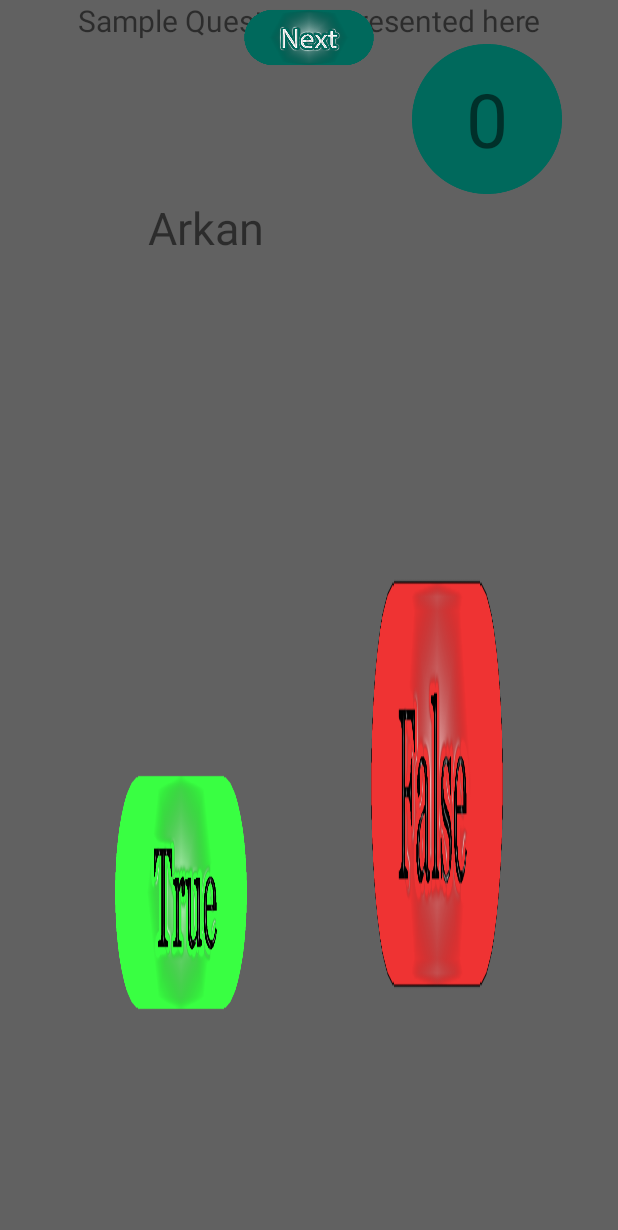
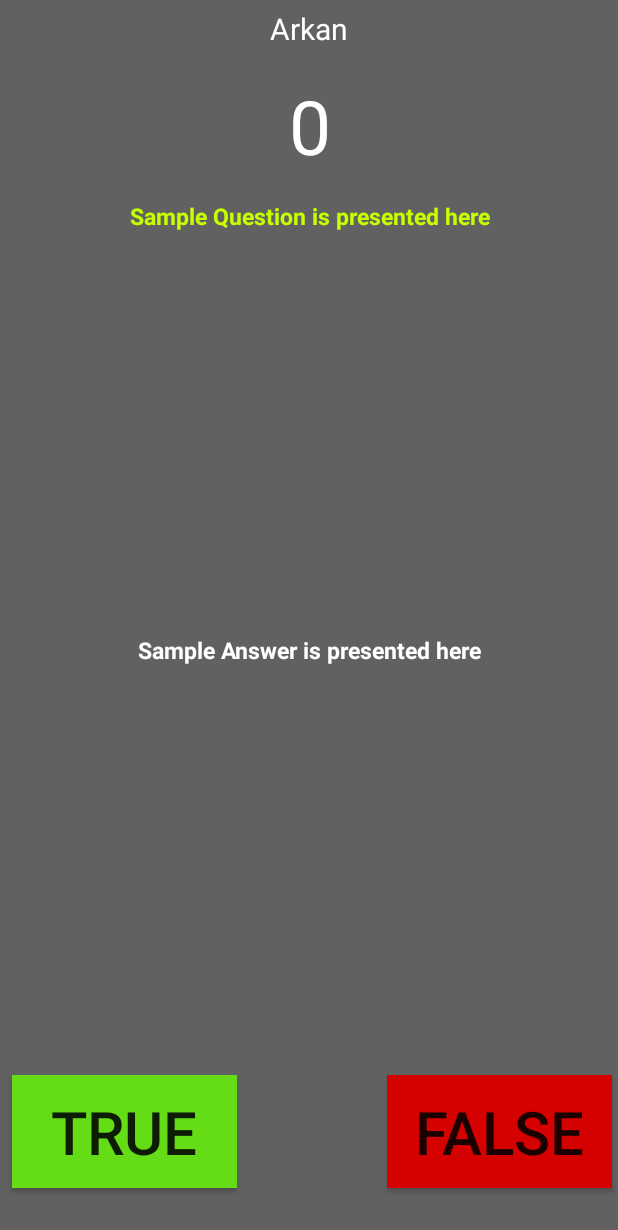
Before and after one commit to ArkanTesfay/S2ProjectUpdated, an Android app: the layout activity_main.xml on its own in the app's theme, with its tools: preview values and no code run, on a phone screen of 412 x 824 dp. Shown: the top 1230 px of the screen. Run offline under Robolectric (Android 15) with nearby library versions, the phone set to English and light mode, and no system bars.

```diff
--- a/app/src/main/AndroidManifest.xml
+++ b/app/src/main/AndroidManifest.xml
@@ -22,8 +22,6 @@
         </activity>
 
 
-
-        <activity android:name=".LoadingActivtiy"></activity>
     </application>
 
 </manifest>
--- a/app/src/main/java/com/example/arkantesfaymekonen/s2project/SplashActivity.java
+++ b/app/src/main/java/com/example/arkantesfaymekonen/s2project/SplashActivity.java
@@ -14,8 +14,8 @@ public class SplashActivity extends AppCompatActivity {
             @Override
             public void run() {
                 try{
-                    sleep(5000);
-                    Intent i=new Intent(getApplicationContext(),LoadingActivtiy.class);
+                    sleep(3000);
+                    Intent i=new Intent(getApplicationContext(),LoginActivity.class);
                     startActivity(i);
                 }catch (Exception e){
                     e.printStackTrace();
--- a/app/src/main/res/layout/activity_main.xml
+++ b/app/src/main/res/layout/activity_main.xml
@@ -10,107 +10,99 @@
 
     <Button
         android:id="@+id/trueBT"
-        android:layout_width="100dp"
-        android:layout_height="0dp"
-        android:layout_alignBaseline="@+id/falseBT"
-        android:layout_alignBottom="@+id/falseBT"
-        android:layout_alignParentLeft="true"
-        android:layout_alignParentStart="true"
-        android:layout_marginBottom="123dp"
-        android:background="@drawable/yes"
-        android:clickable="true"
+        android:layout_width="150dp"
+        android:layout_height="75dp"
+        android:layout_alignParentEnd="true"
+        android:layout_alignParentRight="true"
+        android:layout_below="@+id/answerTV"
+        android:layout_marginBottom="32dp"
+        android:layout_marginEnd="4dp"
+        android:layout_marginLeft="8dp"
+        android:layout_marginRight="4dp"
+        android:layout_marginStart="8dp"
+        android:background="#64DD17"
         android:elevation="100dp"
+        android:shadowColor="@color/colorPrimaryDark"
+        android:text="True"
+        android:textSize="40dp"
         app:layout_constraintBottom_toBottomOf="parent"
         app:layout_constraintEnd_toStartOf="@+id/falseBT"
-        app:layout_constraintStart_toStartOf="parent"
-        app:layout_constraintTop_toBottomOf="@+id/nameTV" />
+        app:layout_constraintHorizontal_bias="0.0"
+        app:layout_constraintStart_toStartOf="parent" />
 
     <TextView
+        android:textColor="#FFFF"
         android:id="@+id/nameTV"
-        android:layout_width="200dp"
-        android:layout_height="0dp"
-        android:layout_alignBaseline="@+id/scoreTV"
-        android:layout_alignBottom="@+id/scoreTV"
-        android:layout_marginBottom="232dp"
-        android:layout_marginTop="46dp"
-        android:layout_toEndOf="@+id/trueBT"
-        android:layout_toRightOf="@+id/trueBT"
+        android:layout_width="match_parent"
+        android:layout_height="38dp"
         android:gravity="center"
         android:text="Arkan"
         android:textAlignment="center"
-        android:textSize="30dp"
-        app:layout_constraintBottom_toTopOf="@+id/trueBT"
-        app:layout_constraintEnd_toStartOf="@+id/scoreTV"
-        app:layout_constraintStart_toStartOf="parent"
-        app:layout_constraintTop_toTopOf="parent" />
+        android:textSize="20dp" />
 
     <TextView
-        android:background="@drawable/sun"
+        android:textColor="#FFF"
         android:id="@+id/scoreTV"
-        android:layout_width="100dp"
-        android:layout_height="100dp"
-        android:layout_marginBottom="209dp"
-        android:layout_marginTop="29dp"
+        android:layout_width="75dp"
+        android:layout_height="75dp"
+        android:layout_marginTop="8dp"
         android:gravity="center"
         android:text="0"
         android:textAlignment="center"
         android:textSize="50dp"
-        app:layout_constraintBottom_toTopOf="@+id/falseBT"
         app:layout_constraintEnd_toEndOf="parent"
-        app:layout_constraintStart_toEndOf="@+id/nameTV"
-        app:layout_constraintTop_toTopOf="parent" />
+        app:layout_constraintHorizontal_bias="0.502"
+        app:layout_constraintStart_toStartOf="parent"
+        app:layout_constraintTop_toBottomOf="@+id/nameTV" />
 
     <Button
         android:id="@+id/falseBT"
-        android:layout_width="100dp"
-        android:layout_height="0dp"
-        android:layout_alignEnd="@+id/nameTV"
-        android:layout_alignParentBottom="true"
-        android:layout_alignRight="@+id/nameTV"
-        android:layout_marginBottom="117dp"
-        android:background="@drawable/no"
-        android:clickable="true"
-        android:elevation="100dp"
+        android:layout_width="150dp"
+        android:layout_height="75dp"
+        android:background="#D50000"
+        android:shadowColor="@color/colorPrimaryDark"
+        android:text="False"
+        android:textSize="40dp"
         app:layout_constraintBottom_toBottomOf="parent"
         app:layout_constraintEnd_toEndOf="parent"
-        app:layout_constraintStart_toEndOf="@+id/trueBT"
+        android:layout_marginBottom="32dp"
+        android:layout_marginEnd="4dp"
+        android:layout_marginLeft="8dp"
+        android:layout_marginRight="4dp"
+        android:layout_marginStart="8dp"/>
+
+    <TextView
+        android:id="@+id/questionTv"
+        android:layout_width="match_parent"
+        android:layout_height="70dp"
+        android:layout_marginTop="12dp"
+        android:text="Sample Question is presented here"
+        android:textAlignment="center"
+        android:textColor="#C6FF00"
+        android:textSize="15dp"
+        android:textStyle="bold"
+        app:layout_constraintEnd_toEndOf="parent"
+        app:layout_constraintHorizontal_bias="0.0"
+        app:layout_constraintStart_toStartOf="parent"
         app:layout_constraintTop_toBottomOf="@+id/scoreTV" />
 
     <TextView
-        android:textSize="20dp"
-        android:textAlignment="center"
-        android:id="@+id/questionTv"
-        android:layout_width="match_parent"
-        android:layout_height="70dp"
-        android:text="Sample Question is presented here"
-        app:layout_constraintLeft_toLeftOf="parent"
-        app:layout_constraintRight_toRightOf="parent"
-        tools:layout_editor_absoluteY="141dp"
-        tools:ignore="MissingConstraints" />
-
-    <TextView
-        android:visibility="invisible"
-        android:textSize="20dp"
-        android:textAlignment="center"
         android:id="@+id/answerTV"
         android:layout_width="match_parent"
-        android:layout_height="70dp"
+        android:layout_height="95dp"
+        android:layout_marginBottom="8dp"
+        android:layout_marginTop="28dp"
         android:text="Sample Answer is presented here"
-        app:layout_constraintBottom_toBottomOf="parent"
+        android:textAlignment="center"
+        android:textColor="#ffffff"
+        android:textSize="15dp"
+        android:textStyle="bold"
+        android:visibility="visible"
+        app:layout_constraintBottom_toTopOf="@+id/falseBT"
+        app:layout_constraintEnd_toEndOf="parent"
         app:layout_constraintHorizontal_bias="0.0"
-        app:layout_constraintLeft_toLeftOf="parent"
-        app:layout_constraintRight_toRightOf="parent"
-        app:layout_constraintTop_toTopOf="parent" />
-
-    <Button
-        android:background="@drawable/Next"
-        android:id="@+id/nextBt"
-        android:layout_width="100dp"
-        android:layout_height="50dp"
-        app:layout_constraintLeft_toLeftOf="parent"
-        app:layout_constraintRight_toRightOf="parent"
-        tools:layout_editor_absoluteY="428dp"
-        tools:ignore="MissingConstraints" />
+        app:layout_constraintStart_toStartOf="parent"
+        app:layout_constraintTop_toBottomOf="@+id/questionTv" />
 
 
 </android.support.constraint.ConstraintLayout>
--- a/build.gradle
+++ b/build.gradle
@@ -7,7 +7,7 @@ buildscript {
         jcenter()
     }
     dependencies {
-        classpath 'com.android.tools.build:gradle:3.0.1'
+        classpath 'com.android.tools.build:gradle:3.1.2'
 
 
         // NOTE: Do not place your application dependencies here; they belong
```
Also changed, not shown: app/src/main/java/com/example/arkantesfaymekonen/s2project/LoadingActivtiy.java (deleted, +0 -36 lines), app/src/main/java/com/example/arkantesfaymekonen/s2project/MainActivity.java (+68 -28 lines), app/src/main/res/layout/activity_loading_activtiy.xml (deleted, +0 -29 lines), app/src/main/res/layout/activity_login.xml (+13 -8 lines), app/src/main/res/layout/activity_splash.xml (+13 -1 lines), app/src/main/res/drawable-v24/bg.png (deleted), app/src/main/res/drawable-v24/earth.png (deleted), app/src/main/res/drawable-v24/gobtn.png (added), app/src/main/res/drawable-v24/next.png (renamed from app/src/main/res/drawable-v24/Next.png), app/src/main/res/drawable-v24/splashwallper.png (deleted), app/src/main/res/drawable-v24/sun.png (deleted), app/src/main/res/drawable-v24/usernamebg.png (added), gradle/wrapper/gradle-wrapper.properties.
